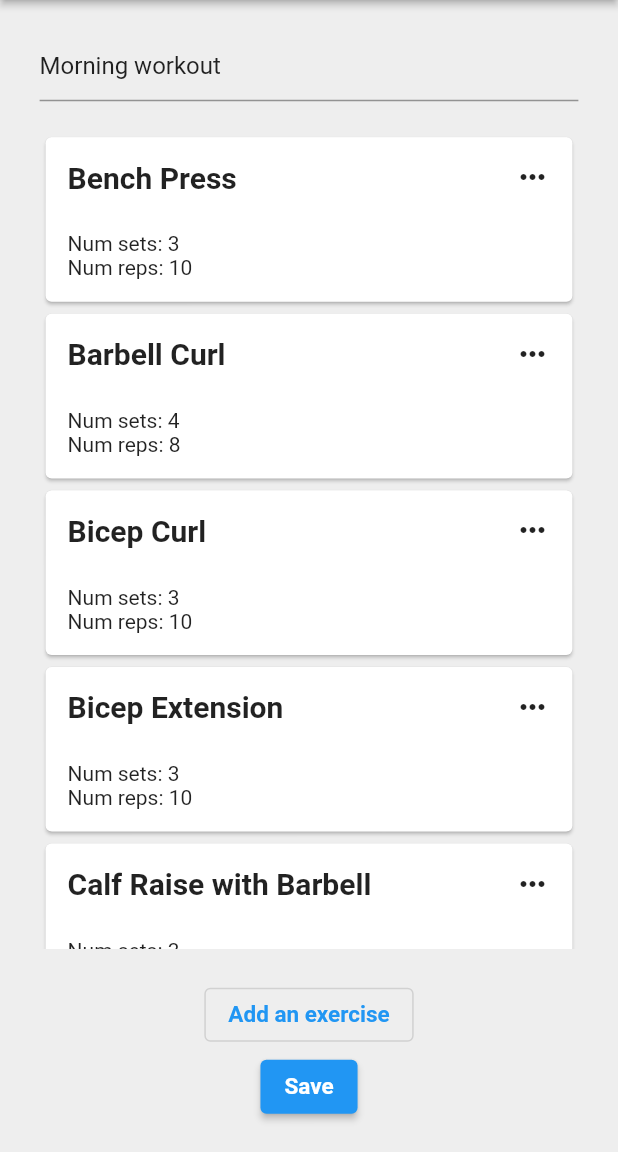
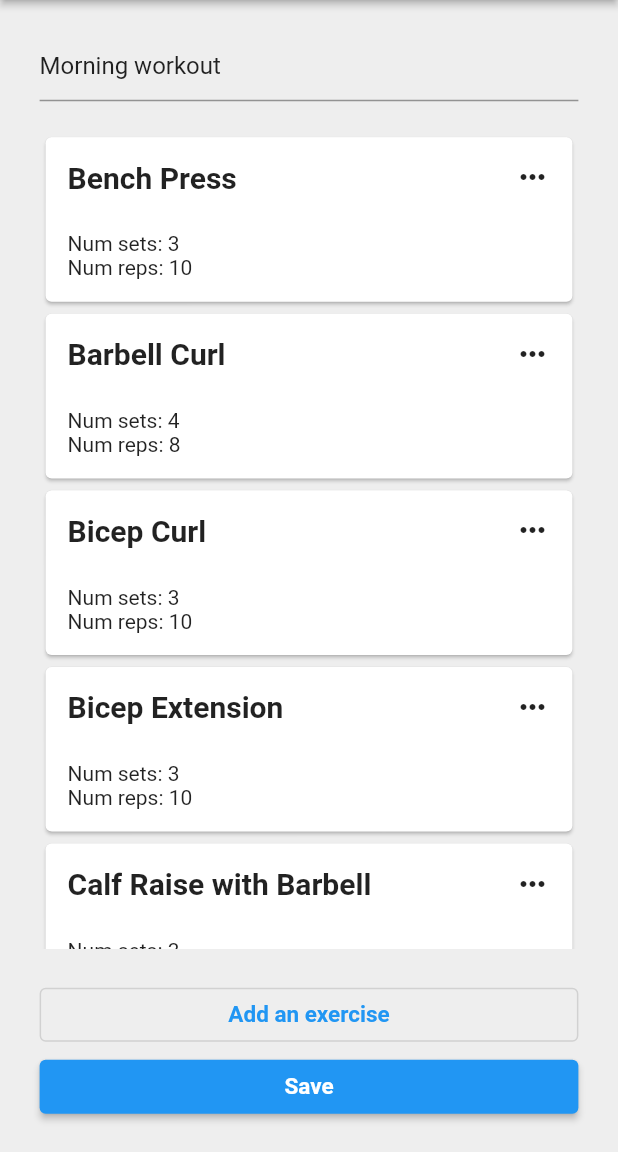
Before and after one commit to davidivad96/mygymbro, a Flutter app: the CreateWorkoutScreen screen opened directly, on a phone screen of 412 x 824 dp, the part 84-1236 px from its top. Run offline on Flutter 3.47's test engine with Material 2 defaults, Android fonts, the phone set to English and light mode, and no system bars; our stand-ins replace bubble_bottom_bar, get; Roboto replaces fonts that are missing (Poppins).

Commit message:
Fix buttons style

```diff
--- a/lib/screens/create_workout_screen.dart
+++ b/lib/screens/create_workout_screen.dart
@@ -101,6 +101,9 @@ class _CreateWorkoutScreenState extends State<CreateWorkoutScreen> {
                     ),
                   ),
                 ),
+                Column(
+                  crossAxisAlignment: CrossAxisAlignment.stretch,
+                  children: [
                     OutlinedButton(
                       onPressed: () {
                         showModalBottomSheet(
@@ -119,7 +122,8 @@ class _CreateWorkoutScreenState extends State<CreateWorkoutScreen> {
                                   crossAxisAlignment: CrossAxisAlignment.start,
                                   children: [
                                     Container(
-                                  margin: const EdgeInsets.only(bottom: 30.0),
+                                      margin:
+                                          const EdgeInsets.only(bottom: 30.0),
                                       child: IconButton(
                                         icon: const Icon(Icons.close),
                                         onPressed: () => Navigator.pop(context),
@@ -154,6 +158,8 @@ class _CreateWorkoutScreenState extends State<CreateWorkoutScreen> {
                     ),
                   ],
                 ),
+              ],
+            ),
           ),
         ),
       ),
```
Lines whose indentation alone changed are shown as unchanged.
